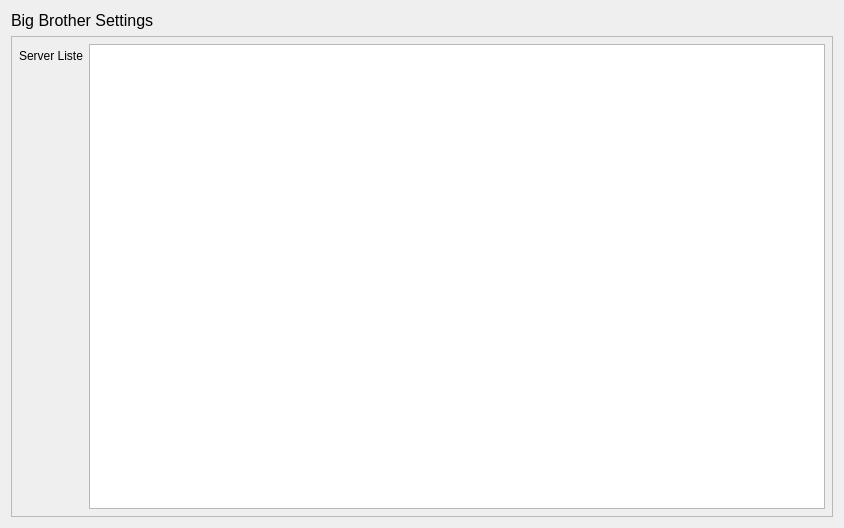
This is blacs/plugins/ueberwachung/servers.ui in TU-Darmstadt-APQ/blacs as Qt 5 draws it before an edit. The edited form follows.
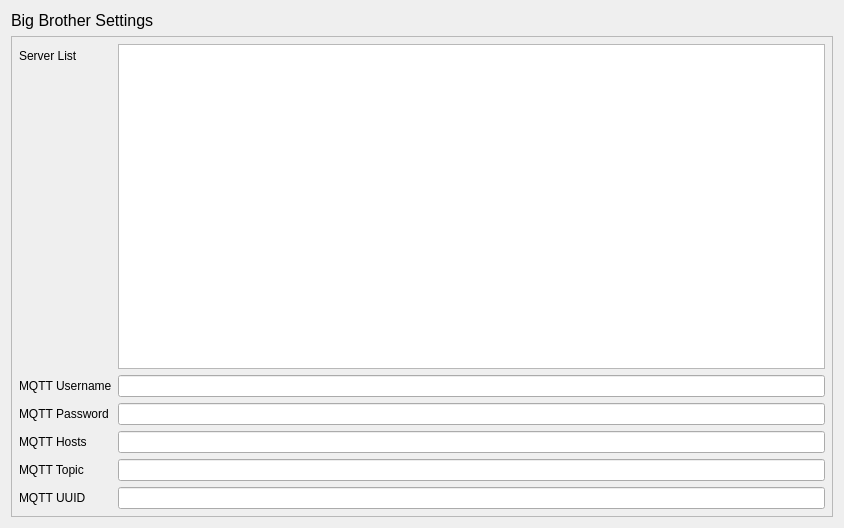
This is the edited form.

Commit message: Add mqtt settings

Patch:
```diff
--- a/blacs/plugins/ueberwachung/servers.ui
+++ b/blacs/plugins/ueberwachung/servers.ui
@@ -36,8 +36,8 @@
        <rect>
         <x>0</x>
         <y>0</y>
-        <width>818</width>
-        <height>482</height>
+        <width>828</width>
+        <height>483</height>
        </rect>
       </property>
       <layout class="QVBoxLayout" name="verticalLayout_3">
@@ -52,13 +52,63 @@
          <item row="1" column="0">
           <widget class="QLabel" name="label">
            <property name="text">
-            <string>Server Liste</string>
+            <string>Server List</string>
            </property>
           </widget>
          </item>
          <item row="1" column="1">
           <widget class="QTextEdit" name="server_list"/>
          </item>
+         <item row="2" column="1">
+          <widget class="QLineEdit" name="mqtt_username"/>
+         </item>
+         <item row="2" column="0">
+          <widget class="QLabel" name="label_3">
+           <property name="text">
+            <string>MQTT Username</string>
+           </property>
+          </widget>
+         </item>
+         <item row="3" column="0">
+          <widget class="QLabel" name="label_4">
+           <property name="text">
+            <string>MQTT Password</string>
+           </property>
+          </widget>
+         </item>
+         <item row="4" column="0">
+          <widget class="QLabel" name="label_5">
+           <property name="text">
+            <string>MQTT Hosts</string>
+           </property>
+          </widget>
+         </item>
+         <item row="3" column="1">
+          <widget class="QLineEdit" name="mqtt_password"/>
+         </item>
+         <item row="4" column="1">
+          <widget class="QLineEdit" name="mqtt_host"/>
+         </item>
+         <item row="5" column="0">
+          <widget class="QLabel" name="label_6">
+           <property name="text">
+            <string>MQTT Topic</string>
+           </property>
+          </widget>
+         </item>
+         <item row="5" column="1">
+          <widget class="QLineEdit" name="mqtt_topic"/>
+         </item>
+         <item row="6" column="0">
+          <widget class="QLabel" name="label_7">
+           <property name="text">
+            <string>MQTT UUID</string>
+           </property>
+          </widget>
+         </item>
+         <item row="6" column="1">
+          <widget class="QLineEdit" name="mqtt_uuid"/>
+         </item>
         </layout>
        </item>
       </layout>
```
Left out of the diff: 22 changed lines with no effect on the pictures. The commit also changes 1 other file.
